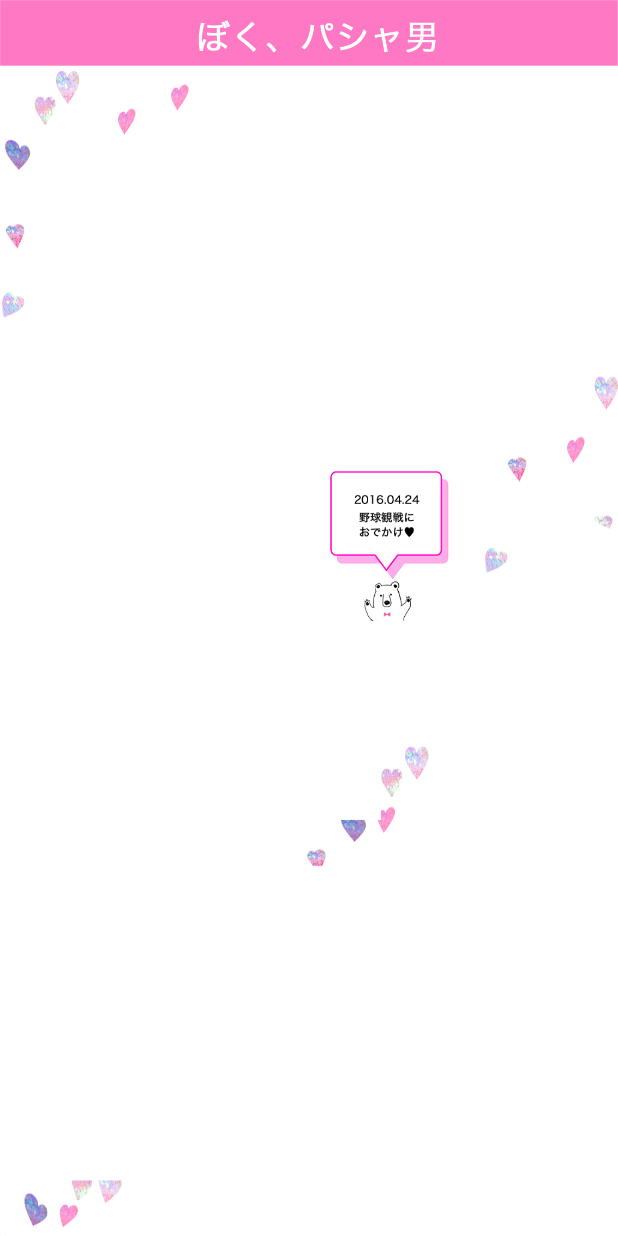
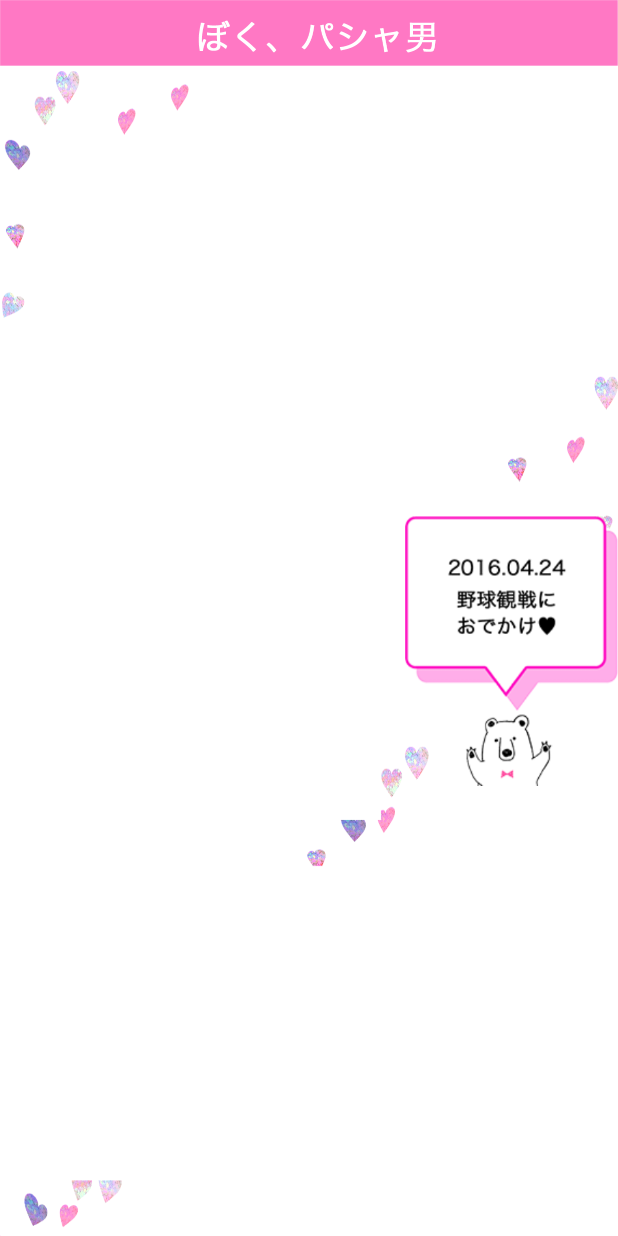
Before and after one commit to SatohJohn/camera_jni, an Android app: the layout create_album_activity.xml on its own in the app's theme, with its tools: preview values and no code run, on a phone screen of 412 x 824 dp. Run offline under Robolectric (Android 15) with nearby library versions, the phone set to English and light mode, and no system bars.

Commit message:
テスト

```diff
--- a/app/src/main/java/com/example/hellojni/model/Album.java
+++ b/app/src/main/java/com/example/hellojni/model/Album.java
@@ -19,7 +19,7 @@ public class Album {
 
     public boolean hasVideo() {
         String suffix = getSuffix(path);
-        return suffix.equals("mp4") || suffix.equals("mpeg");
+        return suffix.equals("mp4") || suffix.equals("mpeg") || suffix.equals("mov");
     }
 
     public boolean hasImage() {
--- a/app/src/main/java/com/example/hellojni/service/AlbumService.java
+++ b/app/src/main/java/com/example/hellojni/service/AlbumService.java
@@ -12,7 +12,7 @@ import java.util.List;
  * Created by satohjohn on 16/04/24.
  */
 public class AlbumService {
-    private String moviewPath1 = Environment.getExternalStorageDirectory().getPath() + "/Download/test3.mp4";
+    private String moviewPath1 = Environment.getExternalStorageDirectory().getPath() + "/Download/test3.mov";
     private String imagePath1 = Environment.getExternalStorageDirectory().getPath() + "/Download/test1.png";
     private String imagePath2 = Environment.getExternalStorageDirectory().getPath() + "/Download/test2.png";
 
--- a/app/src/main/res/layout/create_album_activity.xml
+++ b/app/src/main/res/layout/create_album_activity.xml
@@ -37,7 +37,7 @@
                 android:orientation="horizontal"
                 android:layout_margin="10dp"
                 android:layout_height="match_parent"
-                android:layout_weight="1"
+                android:layout_weight="3"
                 android:id="@+id/content_create_album_layout_02">
 
             </LinearLayout>
@@ -49,26 +49,25 @@
             android:layout_width="match_parent"
             android:layout_height="0dp">
             <LinearLayout
-                android:layout_width="0dp"
+                android:layout_width="250dp"
                 android:orientation="horizontal"
                 android:layout_margin="10dp"
                 android:layout_height="match_parent"
-                android:layout_weight="3"
                 android:id="@+id/content_create_album_layout_03">
             </LinearLayout>
             <LinearLayout
                 android:layout_width="wrap_content"
                 android:orientation="horizontal"
-                android:layout_margin="10dp"
                 android:layout_height="match_parent"
-                android:layout_weight="3"
                 android:id="@+id/content_create_album_layout_04">
                 <ImageView
                     android:id="@+id/template_create_album_list_image_04"
-                    android:layout_width="0dp"
+                    android:layout_width="match_parent"
                     android:src="@drawable/create_album_comment"
-                    android:layout_height="100dp"
-                    android:layout_weight="1"/>
+                    android:layout_height="match_parent"
+                    android:layout_marginBottom="0dp"
+                    android:scaleType="fitCenter"
+                    />
             </LinearLayout>
         </LinearLayout>
 
```
Also changed, not shown: app/src/main/java/com/example/hellojni/CreateAlbumActivity.java (+35 -10 lines).
